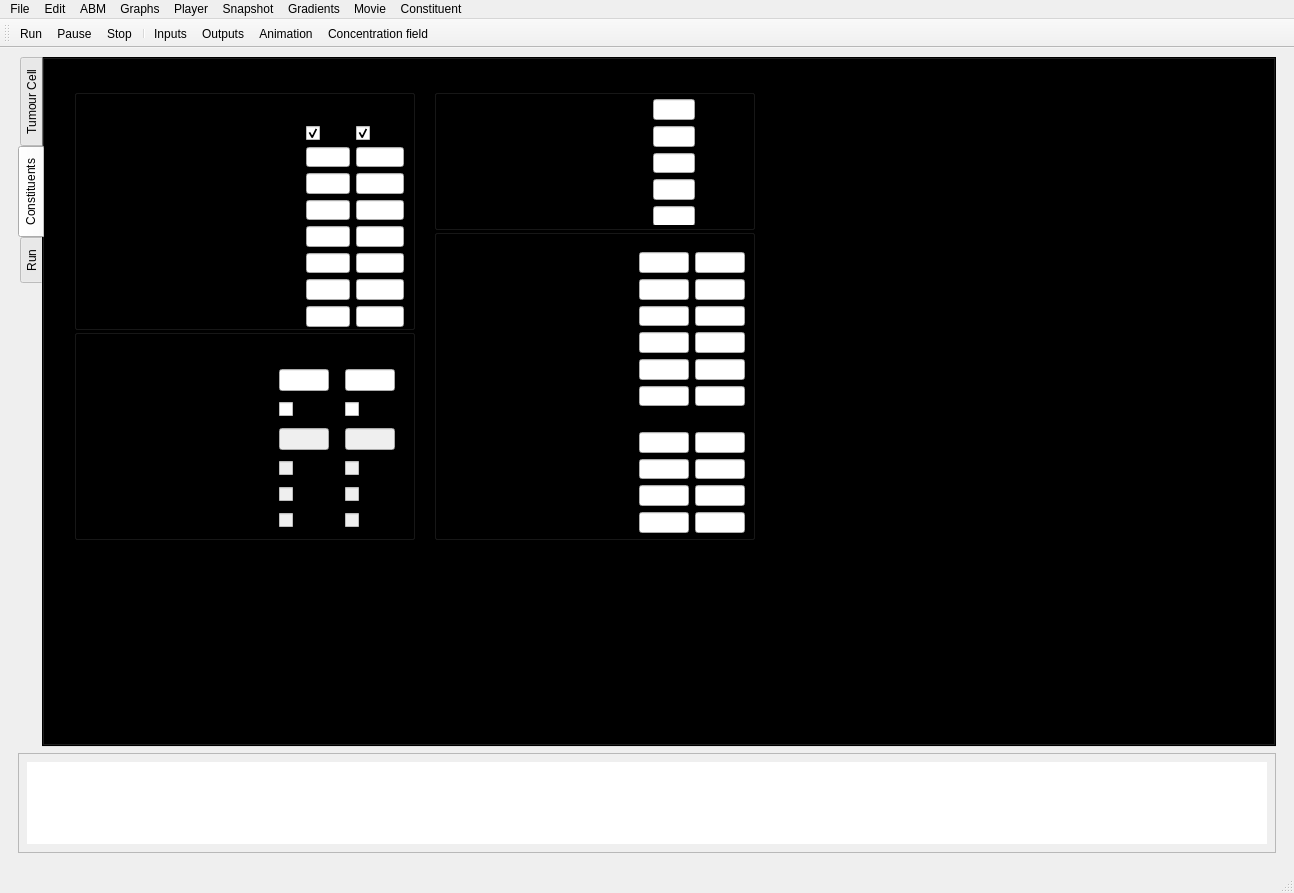
The window that GUI/spheroid_GUI.ui (gibbogle/spheroid-abm) describes before a commit, drawn with Qt 5.
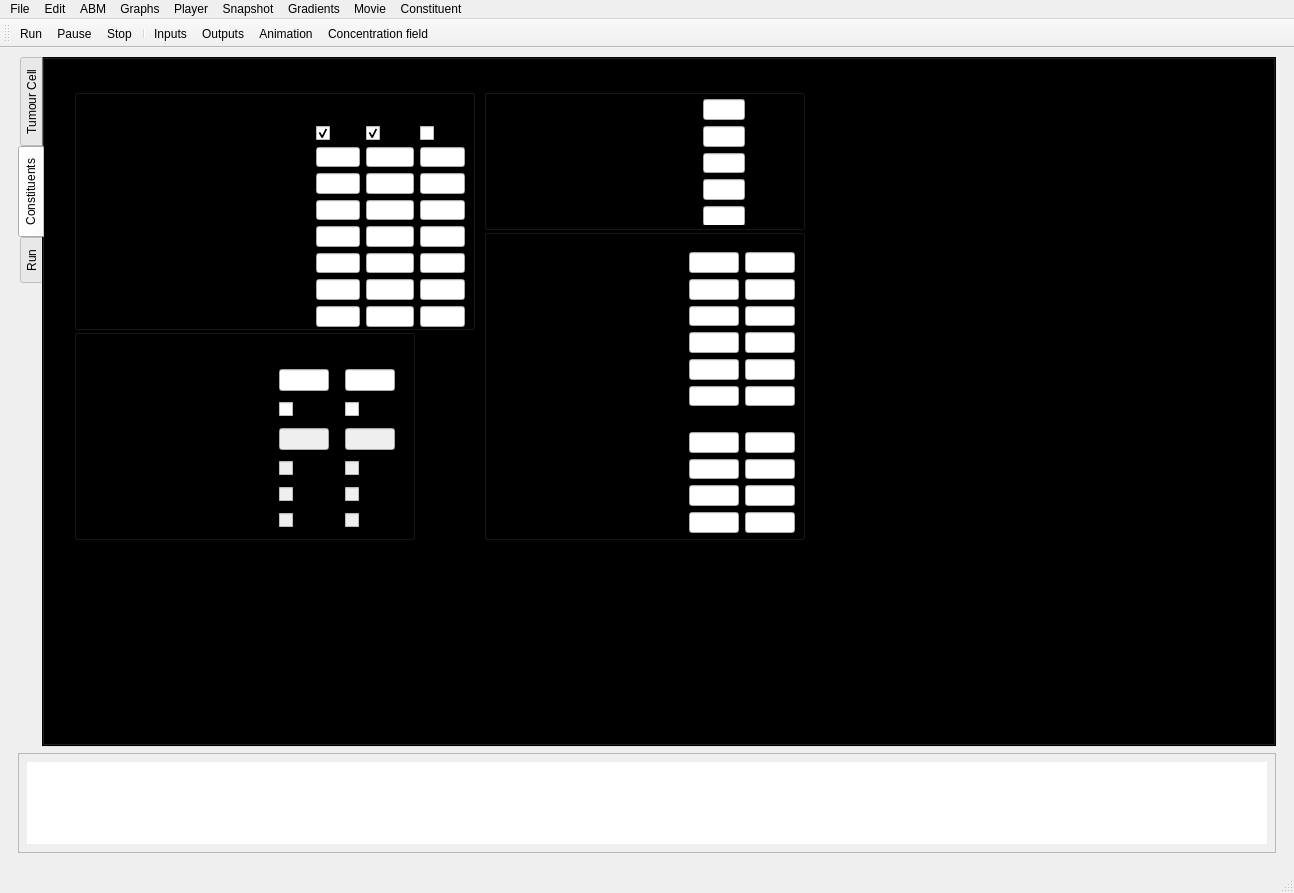
The same window after the commit. The open tabs and pages were chosen to show the change. Icons and pictures are not drawn. Custom widgets are drawn as their Qt base class.

Commit message: G: changed GUI/field.cpp G: changed GUI/field.h G: changed GUI/mainwindow.cpp G: changed GUI/mainwindow.h G: changed GUI/params.cpp G: changed GUI/spheroid_GUI.ui G: changed src/cellstate.f90 G: changed src/fields.f90 G: changed src/global.f90 G: changed src/ode_diffuse.f90 G: changed src/spheroid.f90

Patch:
```diff
--- a/GUI/spheroid_GUI.ui
+++ b/GUI/spheroid_GUI.ui
@@ -339,7 +339,7 @@
              <rect>
               <x>30</x>
               <y>30</y>
-              <width>341</width>
+              <width>401</width>
               <height>241</height>
              </rect>
             </property>
@@ -351,7 +351,7 @@
               <rect>
                <x>10</x>
                <y>17</y>
-               <width>320</width>
+               <width>381</width>
                <height>221</height>
               </rect>
              </property>
@@ -424,7 +424,7 @@
                 </property>
                 <property name="maximumSize">
                  <size>
-                  <width>60</width>
+                  <width>50</width>
                   <height>16777215</height>
                  </size>
                 </property>
@@ -449,7 +449,7 @@
                 </property>
                 <property name="maximumSize">
                  <size>
-                  <width>60</width>
+                  <width>50</width>
                   <height>16777215</height>
                  </size>
                 </property>
@@ -778,6 +778,132 @@
                 </property>
                </widget>
               </item>
+              <item row="0" column="5">
+               <widget class="QLabel" name="label_tracer">
+                <property name="maximumSize">
+                 <size>
+                  <width>50</width>
+                  <height>16777215</height>
+                 </size>
+                </property>
+                <property name="font">
+                 <font>
+                  <weight>75</weight>
+                  <bold>true</bold>
+                 </font>
+                </property>
+                <property name="text">
+                 <string>Tracer</string>
+                </property>
+               </widget>
+              </item>
+              <item row="1" column="5">
+               <widget class="QCheckBox" name="cbox_USE_TRACER">
+                <property name="maximumSize">
+                 <size>
+                  <width>60</width>
+                  <height>16777215</height>
+                 </size>
+                </property>
+                <property name="text">
+                 <string/>
+                </property>
+                <property name="checked">
+                 <bool>false</bool>
+                </property>
+               </widget>
+              </item>
+              <item row="2" column="5">
+               <widget class="QLineEdit" name="line_TRACER_DIFF_COEF">
+                <property name="maximumSize">
+                 <size>
+                  <width>50</width>
+                  <height>16777215</height>
+                 </size>
+                </property>
+                <property name="alignment">
+                 <set>Qt::AlignRight|Qt::AlignTrailing|Qt::AlignVCenter</set>
+                </property>
+               </widget>
+              </item>
+              <item row="3" column="5">
+               <widget class="QLineEdit" name="line_TRACER_MEDIUM_DIFF">
+                <property name="maximumSize">
+                 <size>
+                  <width>50</width>
+                  <height>16777215</height>
+                 </size>
+                </property>
+                <property name="alignment">
+                 <set>Qt::AlignRight|Qt::AlignTrailing|Qt::AlignVCenter</set>
+                </property>
+               </widget>
+              </item>
+              <item row="4" column="5">
+               <widget class="QLineEdit" name="line_TRACER_CELL_DIFF">
+                <property name="maximumSize">
+                 <size>
+                  <width>50</width>
+                  <height>16777215</height>
+                 </size>
+                </property>
+                <property name="alignment">
+                 <set>Qt::AlignRight|Qt::AlignTrailing|Qt::AlignVCenter</set>
+                </property>
+               </widget>
+              </item>
+              <item row="5" column="5">
+               <widget class="QLineEdit" name="line_TRACER_BDRY_CONC">
+                <property name="maximumSize">
+                 <size>
+                  <width>50</width>
+                  <height>16777215</height>
+                 </size>
+                </property>
+                <property name="alignment">
+                 <set>Qt::AlignRight|Qt::AlignTrailing|Qt::AlignVCenter</set>
+                </property>
+               </widget>
+              </item>
+              <item row="6" column="5">
+               <widget class="QLineEdit" name="line_TRACER_CONSUMPTION">
+                <property name="maximumSize">
+                 <size>
+                  <width>50</width>
+                  <height>16777215</height>
+                 </size>
+                </property>
+                <property name="alignment">
+                 <set>Qt::AlignRight|Qt::AlignTrailing|Qt::AlignVCenter</set>
+                </property>
+               </widget>
+              </item>
+              <item row="7" column="5">
+               <widget class="QLineEdit" name="line_TRACER_MM_KM">
+                <property name="maximumSize">
+                 <size>
+                  <width>50</width>
+                  <height>16777215</height>
+                 </size>
+                </property>
+                <property name="alignment">
+                 <set>Qt::AlignRight|Qt::AlignTrailing|Qt::AlignVCenter</set>
+                </property>
+               </widget>
+              </item>
+              <item row="8" column="5">
+               <widget class="QLineEdit" name="line_TRACER_HILL_N">
+                <property name="maximumSize">
+                 <size>
+                  <width>50</width>
+                  <height>16777215</height>
+                 </size>
+                </property>
+                <property name="alignment">
+                 <set>Qt::AlignRight|Qt::AlignTrailing|Qt::AlignVCenter</set>
+                </property>
+               </widget>
+              </item>
              </layout>
             </widget>
            </widget>
@@ -1105,7 +1231,7 @@
            <widget class="QGroupBox" name="groupBox_SN30K_2">
             <property name="geometry">
              <rect>
-              <x>390</x>
+              <x>440</x>
               <y>170</y>
               <width>321</width>
               <height>311</height>
@@ -1560,7 +1686,7 @@
            <widget class="QLabel" name="alabel_SN30K">
             <property name="geometry">
              <rect>
-              <x>520</x>
+              <x>570</x>
               <y>10</y>
               <width>61</width>
               <height>16</height>
@@ -1579,7 +1705,7 @@
            <widget class="QGroupBox" name="groupBox_SN30K_1">
             <property name="geometry">
              <rect>
-              <x>390</x>
+              <x>440</x>
               <y>30</y>
               <width>321</width>
               <height>141</height>
```
Left out of the diff: 15 changed lines with no effect on the pictures. The commit also changes 10 other files.
